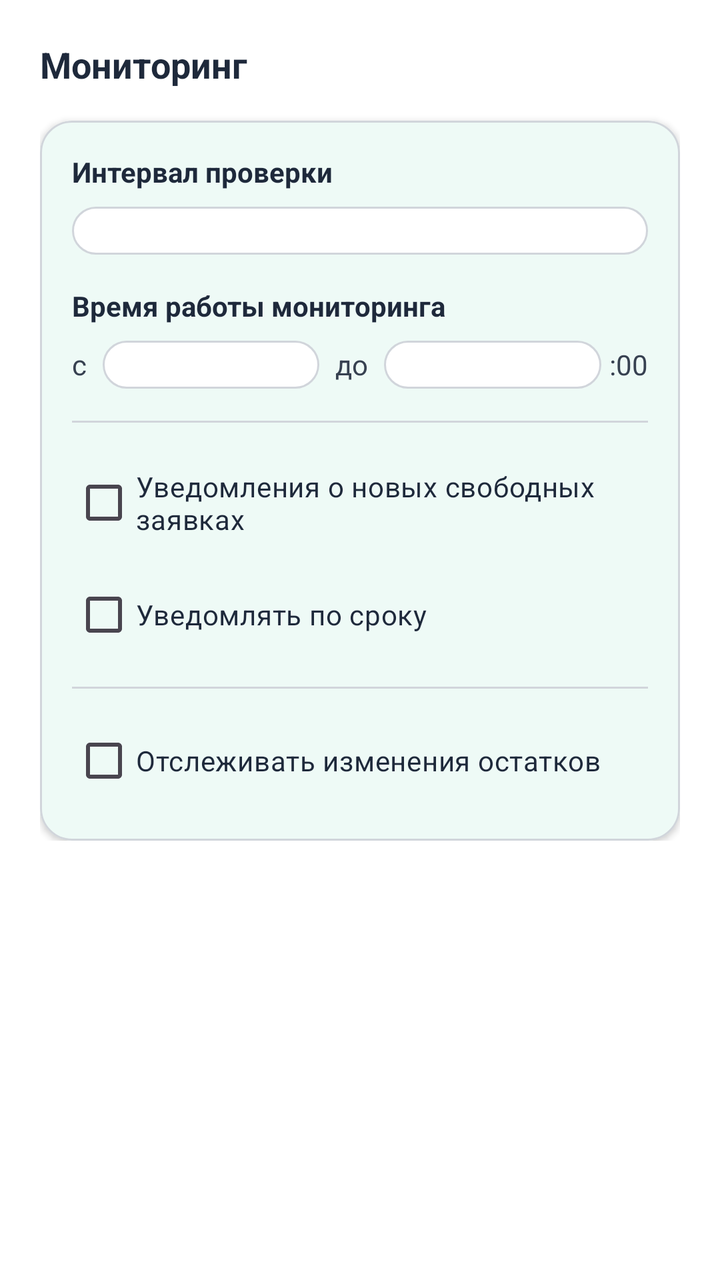
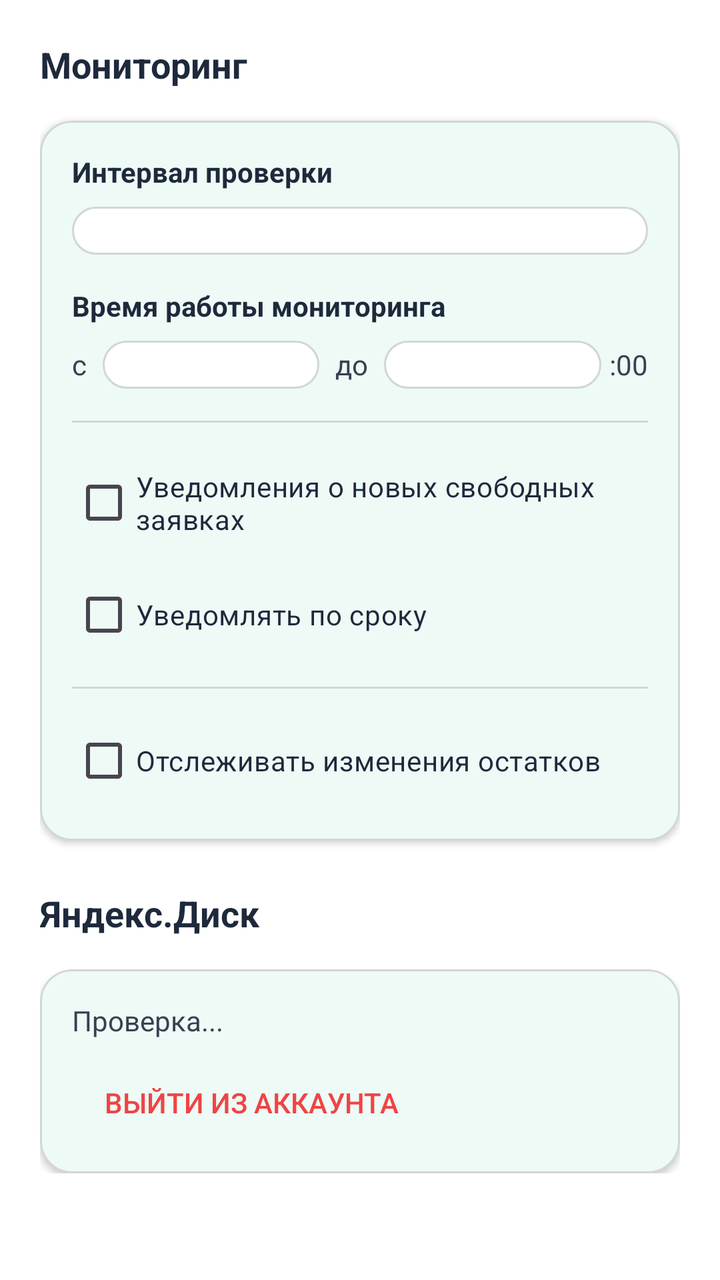

Before-and-after screenshots of an Android layout around one commit, followed by the original layout XML and the change that was made.
<!-- AndroidManifest.xml: application theme Theme.MrCWarehouse -->
<!-- res/layout/dialog_app_settings.xml -->
<?xml version="1.0" encoding="utf-8"?>
<ScrollView xmlns:android="http://schemas.android.com/apk/res/android"
    xmlns:app="http://schemas.android.com/apk/res-auto"
    android:layout_width="match_parent"
    android:layout_height="wrap_content"
    android:background="@color/bg_card">

    <LinearLayout
        android:layout_width="match_parent"
        android:layout_height="wrap_content"
        android:orientation="vertical"
        android:padding="20dp">

        <TextView
            android:layout_width="wrap_content"
            android:layout_height="wrap_content"
            android:text="Мониторинг"
            android:textColor="@color/text_primary"
            android:textSize="18sp"
            android:textStyle="bold" />

        <com.google.android.material.card.MaterialCardView
            android:layout_width="match_parent"
            android:layout_height="wrap_content"
            android:layout_marginTop="16dp"
            app:cardBackgroundColor="@color/bg_card"
            app:cardCornerRadius="16dp"
            app:cardElevation="2dp"
            app:strokeColor="@color/divider"
            app:strokeWidth="1dp">

            <LinearLayout
                android:layout_width="match_parent"
                android:layout_height="wrap_content"
                android:orientation="vertical"
                android:padding="16dp">

                
                <TextView
                    android:layout_width="wrap_content"
                    android:layout_height="wrap_content"
                    android:text="Интервал проверки"
                    android:textColor="@color/text_primary"
                    android:textSize="14sp"
                    android:textStyle="bold" />

                <Spinner
                    android:id="@+id/spinnerPollInterval"
                    android:layout_width="match_parent"
                    android:layout_height="wrap_content"
                    android:layout_marginTop="8dp"
                    android:background="@drawable/input_bg"
                    android:padding="12dp" />

                
                <TextView
                    android:layout_width="wrap_content"
                    android:layout_height="wrap_content"
                    android:layout_marginTop="16dp"
                    android:text="Время работы мониторинга"
                    android:textColor="@color/text_primary"
                    android:textSize="14sp"
                    android:textStyle="bold" />

                <LinearLayout
                    android:layout_width="match_parent"
                    android:layout_height="wrap_content"
                    android:layout_marginTop="8dp"
                    android:gravity="center_vertical"
                    android:orientation="horizontal">

                    <TextView
                        android:layout_width="wrap_content"
                        android:layout_height="wrap_content"
                        android:text="с"
                        android:textColor="@color/text_secondary"
                        android:textSize="14sp" />

                    <Spinner
                        android:id="@+id/spinnerStartHour"
                        android:layout_width="0dp"
                        android:layout_height="wrap_content"
                        android:layout_marginStart="8dp"
                        android:layout_weight="1"
                        android:background="@drawable/input_bg"
                        android:padding="12dp" />

                    <TextView
                        android:layout_width="wrap_content"
                        android:layout_height="wrap_content"
                        android:layout_marginStart="8dp"
                        android:text="до"
                        android:textColor="@color/text_secondary"
                        android:textSize="14sp" />

                    <Spinner
                        android:id="@+id/spinnerEndHour"
                        android:layout_width="0dp"
                        android:layout_height="wrap_content"
                        android:layout_marginStart="8dp"
                        android:layout_weight="1"
                        android:background="@drawable/input_bg"
                        android:padding="12dp" />

                    <TextView
                        android:layout_width="wrap_content"
                        android:layout_height="wrap_content"
                        android:layout_marginStart="4dp"
                        android:text=":00"
                        android:textColor="@color/text_secondary"
                        android:textSize="14sp" />

                </LinearLayout>

                
                <View
                    android:layout_width="match_parent"
                    android:layout_height="1dp"
                    android:layout_marginVertical="16dp"
                    android:background="@color/divider" />

                
                <CheckBox
                    android:id="@+id/cbNotifications"
                    android:layout_width="match_parent"
                    android:layout_height="wrap_content"
                    android:text="Уведомления о новых свободных заявках"
                    android:textColor="@color/text_primary"
                    android:textSize="14sp" />

                
                <CheckBox
                    android:id="@+id/cbNotifyDeadline"
                    android:layout_width="match_parent"
                    android:layout_height="wrap_content"
                    android:layout_marginTop="8dp"
                    android:text="Уведомлять по сроку"
                    android:textColor="@color/text_primary"
                    android:textSize="14sp" />

                
                <View
                    android:layout_width="match_parent"
                    android:layout_height="1dp"
                    android:layout_marginVertical="12dp"
                    android:background="@color/divider" />

                
                <CheckBox
                    android:id="@+id/cbBalanceMonitoring"
                    android:layout_width="match_parent"
                    android:layout_height="wrap_content"
                    android:text="Отслеживать изменения остатков"
                    android:textColor="@color/text_primary"
                    android:textSize="14sp" />

                <TextView
                    android:id="@+id/tvStorageLabel"
                    android:layout_width="wrap_content"
                    android:layout_height="wrap_content"
                    android:layout_marginTop="12dp"
                    android:text="Выберите склад для мониторинга"
                    android:textColor="@color/text_secondary"
                    android:textSize="13sp"
                    android:visibility="gone" />

                <Spinner
                    android:id="@+id/spinnerStorage"
                    android:layout_width="match_parent"
                    android:layout_height="wrap_content"
                    android:layout_marginTop="8dp"
                    android:background="@drawable/input_bg"
                    android:padding="12dp"
                    android:visibility="gone" />

            </LinearLayout>
        </com.google.android.material.card.MaterialCardView>

    </LinearLayout>
</ScrollView>
<!-- resources referenced by this layout -->
<resources>
  <color name="bg_card">#FFFFFF</color>
  <color name="divider">#D1D5DB</color>
  <color name="text_primary">#1E293B</color>
  <color name="text_secondary">#374151</color>
  <!-- drawable input_bg (drawable) -->
  <?xml version="1.0" encoding="utf-8"?>
  <shape xmlns:android="http://schemas.android.com/apk/res/android"
      android:shape="rectangle">
      <solid android:color="@color/white" />
      <stroke
          android:width="1dp"
          android:color="@color/divider" />
      <corners android:radius="12dp" />
  </shape>
  <style name="Theme.MrCWarehouse" parent="Theme.Material3.Light.NoActionBar">
          <item name="colorPrimary">@color/primary</item>
          <item name="colorPrimaryDark">@color/primary_dark</item>
          <item name="colorAccent">@color/primary</item>
          <item name="colorOnPrimary">@color/text_on_primary</item>
          <item name="colorSecondary">@color/secondary</item>
          <item name="colorOnSecondary">@color/white</item>
          <item name="colorSurface">@color/bg_card</item>
          <item name="colorOnSurface">@color/text_primary</item>
          <item name="android:statusBarColor">@color/primary_dark</item>
          <item name="android:navigationBarColor">@color/primary</item>
          <item name="android:windowBackground">@color/bg_main</item>
          <item name="materialCardViewStyle">@style/CardView.Solid</item>
      </style>
  <color name="white">#FFFFFF</color>
  <color name="primary">#10B981</color>
  <color name="primary_dark">#059669</color>
  <color name="text_on_primary">#FFFFFF</color>
  <color name="secondary">#059669</color>
  <color name="bg_main">#F5F7FA</color>
  <style name="CardView.Solid" parent="Widget.Material3.CardView.Filled">
          <item name="cardElevation">2dp</item>
          <item name="cardCornerRadius">16dp</item>
          <item name="cardBackgroundColor">@color/bg_card</item>
          <item name="strokeColor">@android:color/transparent</item>
          <item name="strokeWidth">0dp</item>
      </style>
</resources>

<!-- the commit's change to res/layout/dialog_app_settings.xml (unified diff, before → after) -->
@@ -176,5 +176,55 @@
             </LinearLayout>
         </com.google.android.material.card.MaterialCardView>
 
+        
+        <TextView
+            android:layout_width="wrap_content"
+            android:layout_height="wrap_content"
+            android:layout_marginTop="24dp"
+            android:text="Яндекс.Диск"
+            android:textColor="@color/text_primary"
+            android:textSize="18sp"
+            android:textStyle="bold" />
+
+        <com.google.android.material.card.MaterialCardView
+            android:layout_width="match_parent"
+            android:layout_height="wrap_content"
+            android:layout_marginTop="16dp"
+            app:cardBackgroundColor="@color/bg_card"
+            app:cardCornerRadius="16dp"
+            app:cardElevation="2dp"
+            app:strokeColor="@color/divider"
+            app:strokeWidth="1dp">
+
+            <LinearLayout
+                android:layout_width="match_parent"
+                android:layout_height="wrap_content"
+                android:orientation="vertical"
+                android:padding="16dp">
+
+                <TextView
+                    android:id="@+id/tvYandexStatus"
+                    android:layout_width="wrap_content"
+                    android:layout_height="wrap_content"
+                    android:text="Проверка..."
+                    android:textColor="@color/text_secondary"
+                    android:textSize="14sp" />
+
+                <Button
+                    android:id="@+id/btnYandexLogout"
+                    style="?android:attr/borderlessButtonStyle"
+                    android:layout_width="wrap_content"
+                    android:layout_height="wrap_content"
+                    android:layout_marginTop="12dp"
+                    android:minHeight="0dp"
+                    android:paddingHorizontal="16dp"
+                    android:paddingVertical="10dp"
+                    android:text="Выйти из аккаунта"
+                    android:textColor="@color/status_error"
+                    android:textSize="14sp" />
+
+            </LinearLayout>
+        </com.google.android.material.card.MaterialCardView>
+
     </LinearLayout>
 </ScrollView>
<!-- resource entries referenced after the edit -->
@@ -2,6 +2,7 @@
 <resources>
   <color name="bg_card">#FFFFFF</color>
   <color name="divider">#D1D5DB</color>
+  <color name="status_error">#EF4444</color>
   <color name="text_primary">#1E293B</color>
   <color name="text_secondary">#374151</color>
   <!-- drawable input_bg (drawable) -->
